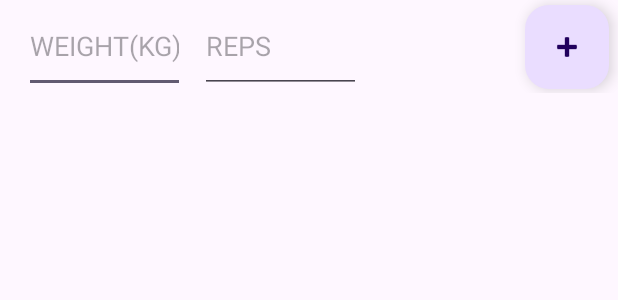
After one commit to MichaelJMorrison/ValiantFitnessHons, an Android app: the layout exercisesetitem.xml on its own in the app's theme, with its tools: preview values and no code run, on a phone screen of 412 x 824 dp. The commit adds this screen. Shown: the top 300 px of the screen. Run offline under Robolectric (Android 15) with nearby library versions, the phone set to English and light mode, and no system bars.

Commit message:
Exercise Fragment
Added Exercise Fragment and working on the main set up of it, it will soon be linked to the Workout Fragment

```diff
--- /dev/null
+++ b/app/src/main/res/drawable/baseline_add_24.xml
@@ -0,0 +1,5 @@
+<vector android:height="24dp" android:tint="#000000"
+    android:viewportHeight="24" android:viewportWidth="24"
+    android:width="24dp" xmlns:android="http://schemas.android.com/apk/res/android">
+    <path android:fillColor="@android:color/white" android:pathData="M19,13h-6v6h-2v-6H5v-2h6V5h2v6h6v2z"/>
+</vector>
--- /dev/null
+++ b/app/src/main/res/layout/exercisesetitem.xml
@@ -0,0 +1,47 @@
+<?xml version="1.0" encoding="utf-8"?>
+<androidx.constraintlayout.widget.ConstraintLayout xmlns:android="http://schemas.android.com/apk/res/android"
+    xmlns:app="http://schemas.android.com/apk/res-auto"
+    xmlns:tools="http://schemas.android.com/tools"
+    android:layout_width="match_parent"
+    android:layout_height="wrap_content">
+
+    <com.google.android.material.floatingactionbutton.FloatingActionButton
+        android:id="@+id/floatingActionButton2"
+        android:layout_width="wrap_content"
+        android:layout_height="wrap_content"
+        android:clickable="true"
+        android:contentDescription="@string/app_name"
+        android:src="@android:drawable/ic_input_add"
+        app:layout_constraintBottom_toBottomOf="parent"
+        app:layout_constraintEnd_toEndOf="parent"
+        app:layout_constraintHorizontal_bias="0.983"
+        app:layout_constraintStart_toStartOf="parent"
+        app:layout_constraintTop_toTopOf="parent" />
+
+    <EditText
+        android:id="@+id/editTextNumberDecimal"
+        android:layout_width="107dp"
+        android:layout_height="62dp"
+        android:ems="10"
+        android:hint="WEIGHT(KG)"
+        android:inputType="numberDecimal"
+        app:layout_constraintBottom_toBottomOf="parent"
+        app:layout_constraintEnd_toEndOf="parent"
+        app:layout_constraintHorizontal_bias="0.053"
+        app:layout_constraintStart_toStartOf="parent"
+        app:layout_constraintTop_toTopOf="parent" />
+
+    <EditText
+        android:id="@+id/editTextNumber"
+        android:layout_width="107dp"
+        android:layout_height="62dp"
+        android:ems="10"
+        android:hint="REPS"
+        android:inputType="number"
+        app:layout_constraintBottom_toBottomOf="parent"
+        app:layout_constraintEnd_toEndOf="parent"
+        app:layout_constraintHorizontal_bias="0.437"
+        app:layout_constraintStart_toStartOf="parent"
+        app:layout_constraintTop_toTopOf="parent" />
+
+</androidx.constraintlayout.widget.ConstraintLayout>
```
Also changed, not shown: app/src/main/java/honours/application/valiantfitness/ExerciseFragment.java (+18 -22 lines), app/src/main/java/honours/application/valiantfitness/recyclerviewadapters/ExercisePageAdapter.java (added, +84 -0 lines), app/src/main/res/layout/fragment_exercise.xml (+49 -1 lines).
